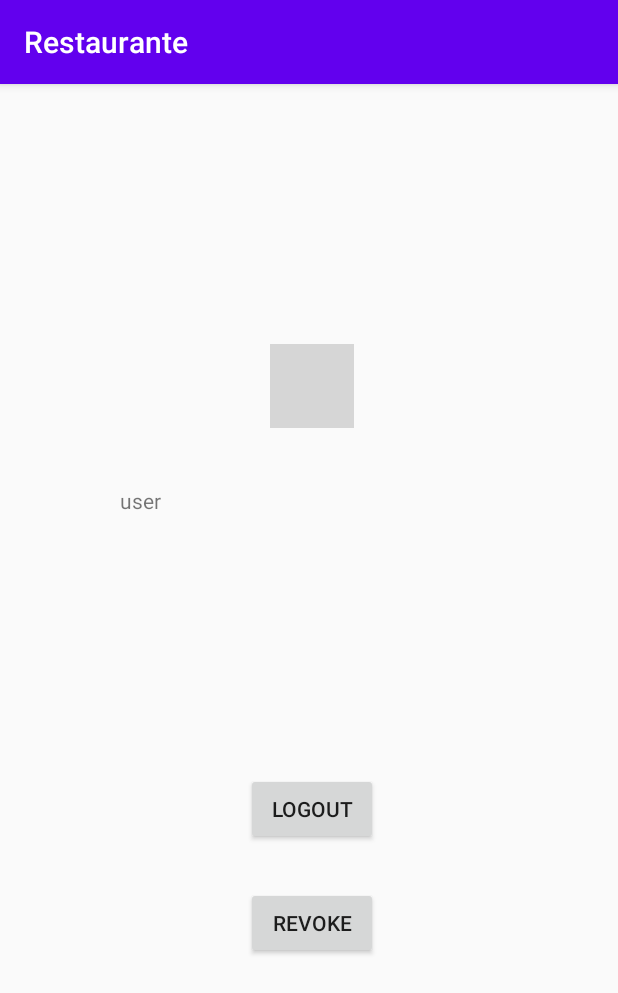
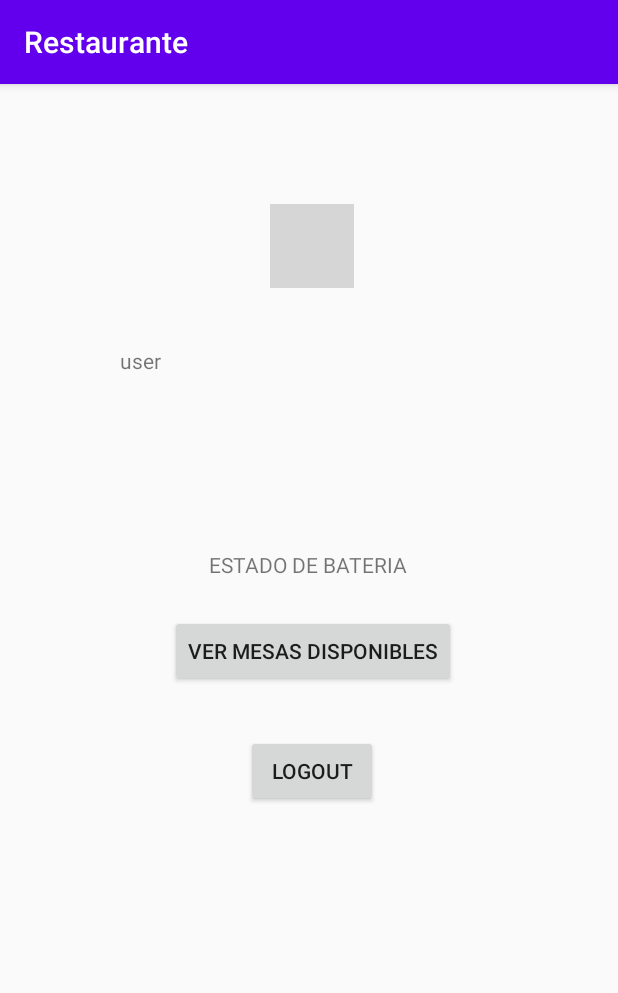
Before and after one commit to amst-fiec/1T2020-Restaurante-inteligente, an Android app: the screen it shows after launch once a user with an empty profile is signed in (MainActivity), on a phone screen of 412 x 824 dp. Shown: the top 993 px of the screen. Run offline under Robolectric (Android 15) with nearby library versions, the phone set to English and light mode, and no system bars; our stand-ins replace Firebase (no records; nobody signed in at launch, a user with empty details on screens opened directly); grey boxes are pictures that could not be loaded.

Commit message:
Botones de salida y ver mesas disponibles

```diff
--- a/app/src/main/java/com/example/restaurante/MainActivity.java
+++ b/app/src/main/java/com/example/restaurante/MainActivity.java
@@ -43,6 +43,7 @@ public class MainActivity extends AppCompatActivity implements GoogleApiClient.O
     private TextView nameTextView;
     private TextView emailTextView;
     private TextView idTextView;
+    private Button vermesasdisponibles;
 
     private GoogleApiClient googleApiClient;
 
@@ -53,6 +54,7 @@ public class MainActivity extends AppCompatActivity implements GoogleApiClient.O
     protected void onCreate(Bundle savedInstanceState) {
         super.onCreate(savedInstanceState);
         setContentView(R.layout.activity_main);
+        vermesasdisponibles = (Button) findViewById(R.id.mesasdisponibles);
 
         imageView = (ImageView) findViewById(R.id.imageView);
         nameTextView = (TextView) findViewById(R.id.nametextView);
@@ -74,6 +76,7 @@ public class MainActivity extends AppCompatActivity implements GoogleApiClient.O
                 FirebaseUser user = firebaseAuth.getCurrentUser();
                 if (user != null) {
                     setUserData(user);
+
                 } else {
                     goLoginScreen();
                 }
@@ -95,6 +98,7 @@ public class MainActivity extends AppCompatActivity implements GoogleApiClient.O
  }
 
 
+
     private void goLoginScreen() {
         Intent intent= new Intent(this,LoginActivity.class);
         intent.addFlags(Intent.FLAG_ACTIVITY_CLEAR_TOP | Intent.FLAG_ACTIVITY_CLEAR_TASK|Intent.FLAG_ACTIVITY_NEW_TASK);
@@ -106,11 +110,10 @@ public class MainActivity extends AppCompatActivity implements GoogleApiClient.O
 
     }
 
-//
-//        firebaseAuth.addAuthStateListener(firebaseAuthListener);
-//    }
-//
-
+    public void vermesas(View view) {
+        Intent intent= new Intent(this,MesasDisponibles.class);
+        startActivity(intent);
+    }
 
     public void logOut(View view) {
         firebaseAuth.signOut();
@@ -127,27 +130,23 @@ public class MainActivity extends AppCompatActivity implements GoogleApiClient.O
     });
 
     }
+
+//    public void revoke(View view) {
+//        firebaseAuth.signOut();
 //
-    public void revoke(View view) {
-        firebaseAuth.signOut();
+//        Auth.GoogleSignInApi.revokeAccess(googleApiClient).setResultCallback(new ResultCallback<Status>() {
+//            @Override
+//
+//            public void onResult(@NonNull Status status) {
+//                if (status.isSuccess()) {
+//                    goLoginScreen();
+//                } else {
+//                    Toast.makeText(getApplicationContext(), "No se pudo revocar la cuenta", Toast.LENGTH_SHORT).show();
+//                } }
+//        });
+//    }
 
-        Auth.GoogleSignInApi.revokeAccess(googleApiClient).setResultCallback(new ResultCallback<Status>() {
-            @Override
 
-            public void onResult(@NonNull Status status) {
-                if (status.isSuccess()) {
-                    goLoginScreen();
-                } else {
-                    Toast.makeText(getApplicationContext(), "No se pudo revocar la cuenta", Toast.LENGTH_SHORT).show();
-                } }
-        });
-    }
-//
-//    @Override
-//    public void onConnectionFailed(@NonNull ConnectionResult connectionResult) {
-//
-//    }
-//
     @Override
     protected void onStop() {
         super.onStop();
@@ -155,4 +154,6 @@ public class MainActivity extends AppCompatActivity implements GoogleApiClient.O
            firebaseAuth.removeAuthStateListener(firebaseAuthListener);
         }
     }
+
+
 }
--- a/app/src/main/res/layout/activity_main.xml
+++ b/app/src/main/res/layout/activity_main.xml
@@ -10,7 +10,7 @@
         android:id="@+id/linearLayout"
         android:layout_width="252dp"
         android:layout_height="202dp"
-        android:layout_marginTop="173dp"
+        android:layout_marginTop="80dp"
         android:layout_marginEnd="80dp"
         android:layout_marginRight="80dp"
         android:orientation="vertical"
@@ -49,7 +49,7 @@
         android:id="@+id/logout"
         android:layout_width="wrap_content"
         android:layout_height="wrap_content"
-        android:layout_marginTop="84dp"
+        android:layout_marginTop="152dp"
         android:layout_marginEnd="160dp"
         android:layout_marginRight="160dp"
         android:onClick="logOut"
@@ -58,15 +58,29 @@
         app:layout_constraintTop_toBottomOf="@+id/linearLayout" />
 
     <Button
-        android:id="@+id/revoke"
+        android:id="@+id/mesasdisponibles"
         android:layout_width="wrap_content"
         android:layout_height="wrap_content"
-        android:layout_marginTop="28dp"
-        android:layout_marginEnd="160dp"
-        android:layout_marginRight="160dp"
-        android:onClick="revoke"
-        android:text="Revoke"
+        android:layout_marginTop="72dp"
+        android:layout_marginEnd="108dp"
+        android:layout_marginRight="108dp"
+        android:onClick="vermesas"
+        android:text="Ver mesas disponibles"
         app:layout_constraintEnd_toEndOf="parent"
-        app:layout_constraintTop_toBottomOf="@+id/logout" />
+        app:layout_constraintTop_toBottomOf="@+id/linearLayout" />
+
+    <TextView
+        android:id="@+id/textView"
+        android:layout_width="wrap_content"
+        android:layout_height="wrap_content"
+        android:layout_marginTop="29dp"
+        android:layout_marginEnd="140dp"
+        android:layout_marginRight="140dp"
+        android:layout_marginBottom="24dp"
+        android:text="ESTADO DE BATERIA"
+        app:layout_constraintBottom_toTopOf="@+id/mesasdisponibles"
+        app:layout_constraintEnd_toEndOf="parent"
+        app:layout_constraintTop_toBottomOf="@+id/linearLayout"
+        app:layout_constraintVertical_bias="1.0" />
 
 </androidx.constraintlayout.widget.ConstraintLayout>
```
